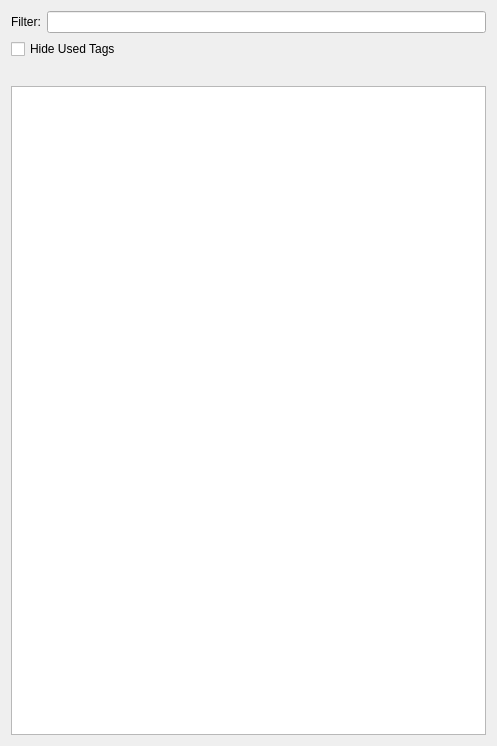
This is src/fort/studio/widget/TagCloseUpExplorer.ui in formicidae-tracker/studio as Qt 5 draws it before an edit. The edited form follows.
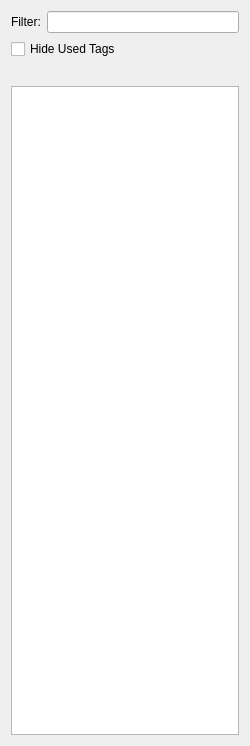
This is the edited form. Custom widgets are drawn as their Qt base class.

Commit message: Reverts IdentificationWorkspace layout

Patch:
```diff
--- a/src/fort/studio/widget/TagCloseUpExplorer.ui
+++ b/src/fort/studio/widget/TagCloseUpExplorer.ui
@@ -6,13 +6,13 @@
    <rect>
     <x>0</x>
     <y>0</y>
-    <width>497</width>
+    <width>250</width>
     <height>746</height>
    </rect>
   </property>
   <property name="maximumSize">
    <size>
-    <width>500</width>
+    <width>250</width>
     <height>16777215</height>
    </size>
   </property>
```
The commit also changes 1 other file.
